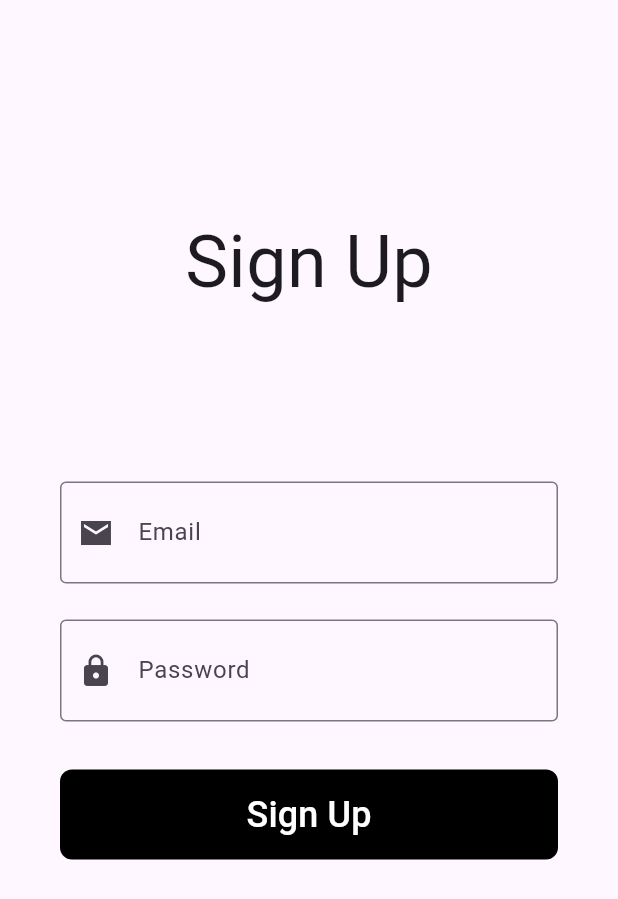
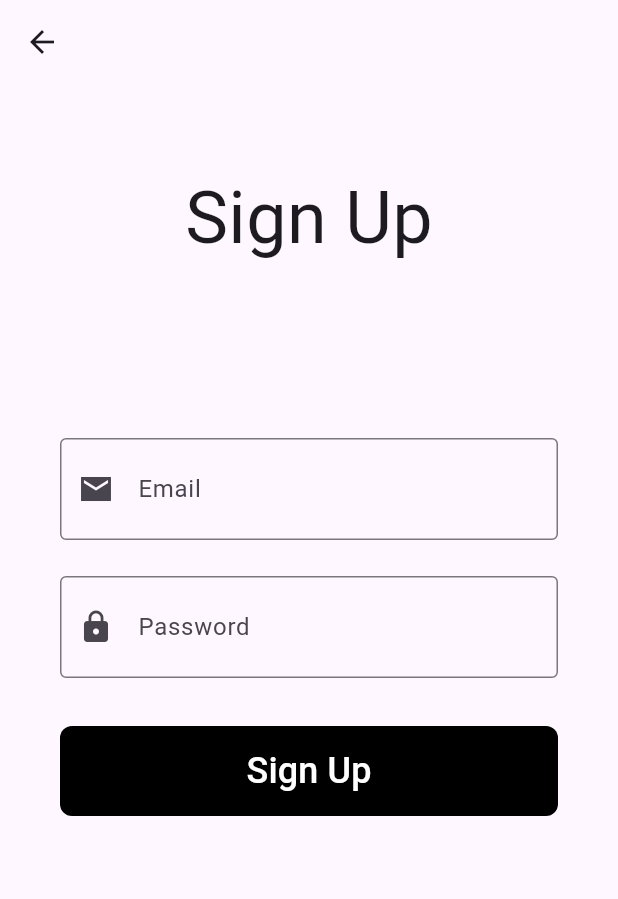
Before and after one commit to ViniBelo/to_do_app_flutter, a Flutter app: the screen it shows after launch, after a tap on "here", on a phone screen of 412 x 824 dp. Shown: the top 899 px of the screen. Run offline on Flutter 3.47's test engine with Material 3 defaults, Android fonts, the phone set to English and light mode, and no system bars.

Commit message:
App Bar and Padding adjusts

```diff
--- a/lib/main.dart
+++ b/lib/main.dart
@@ -19,7 +19,7 @@ class MyApp extends StatelessWidget {
       ),
       routes: {
         '/signIn': (context) => SignInScreen(),
-        '/signUp': (context) => SignUpScreen()
+        '/signUp': (context) => SignUpScreen(),
       },
       initialRoute: '/signIn',
     );
--- a/lib/view/authentication/sign_in_screen.dart
+++ b/lib/view/authentication/sign_in_screen.dart
@@ -16,6 +16,7 @@ class SignInScreen extends StatelessWidget {
       );
     }
     return Scaffold(
+      appBar: AppBar(),
       body: SingleChildScrollView(
         child: Padding(
           padding: const EdgeInsets.all(40),
@@ -23,9 +24,9 @@ class SignInScreen extends StatelessWidget {
             mainAxisAlignment: MainAxisAlignment.start,
             children: [
               const Padding(
-                padding: EdgeInsets.only(top: 100, bottom: 100),
+                padding: EdgeInsets.only(top: 20, bottom: 100),
                 child: Text(
-                  "Login",
+                  "Sign In",
                   style: TextStyle(
                       fontSize: 48
                   ),
--- a/lib/view/authentication/sign_up_screen.dart
+++ b/lib/view/authentication/sign_up_screen.dart
@@ -10,6 +10,7 @@ class SignUpScreen extends StatelessWidget {
   @override
   Widget build(BuildContext context) {
     return Scaffold(
+      appBar: AppBar(),
       body: SingleChildScrollView(
         child: Padding(
           padding: const EdgeInsets.all(40),
@@ -17,11 +18,11 @@ class SignUpScreen extends StatelessWidget {
             mainAxisAlignment: MainAxisAlignment.start,
             children: [
               const Padding(
-                padding: EdgeInsets.only(top: 100, bottom: 100),
+                padding: EdgeInsets.only(top: 15, bottom: 100),
                 child: Text(
                   "Sign Up",
                   style: TextStyle(
-                      fontSize: 48
+                      fontSize: 48,
                   ),
                 ),
               ),
```
